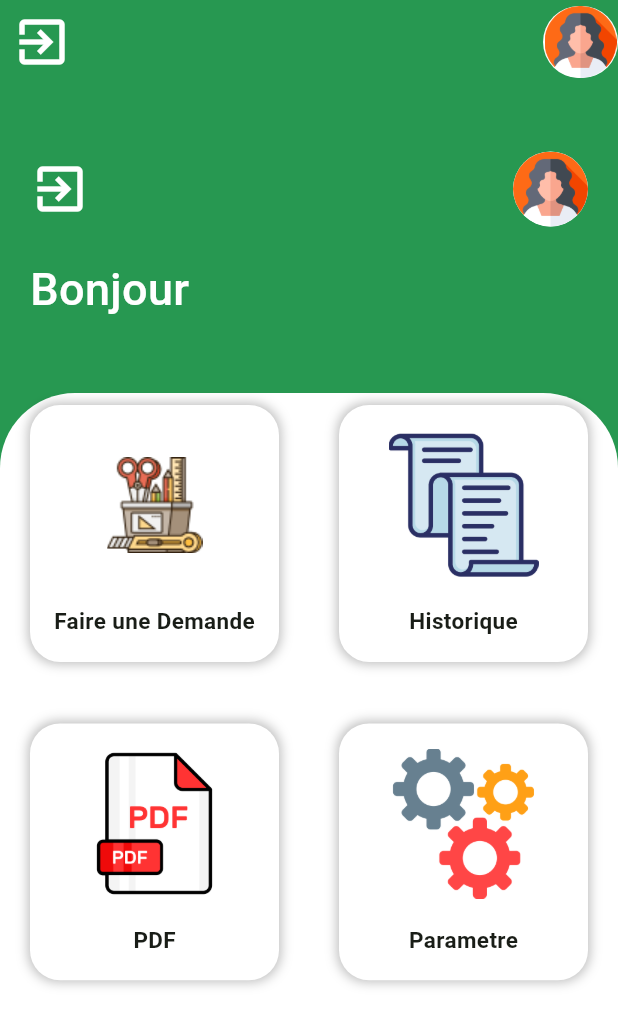
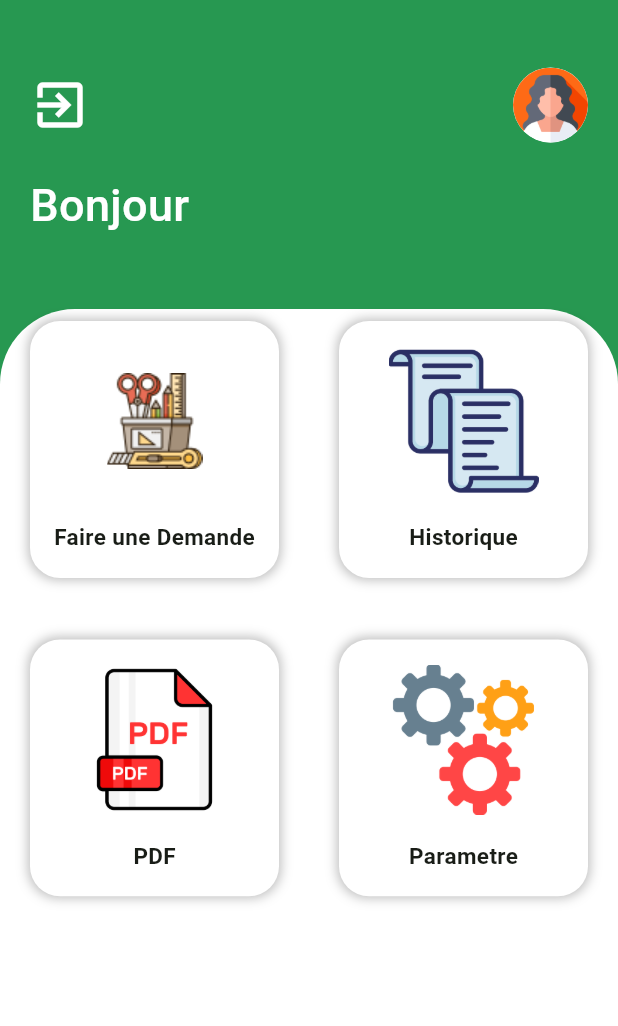
Before and after one commit to kharyseye/b2ei_app, a Flutter app: the Dashboard screen opened by its route, on a phone screen of 412 x 824 dp. Shown: the top 1026 px of the screen. Run offline on Flutter 3.47's test engine with Material 3 defaults, Android fonts, the phone set to English and light mode, and no system bars; our stand-ins replace animated_splash_screen, cloud_firestore, date_field, firebase_auth, firebase_core, flutter_riverpod and 7 more; missing offline and left inert: animator; accounts and stored records are empty.

Commit message:
fix conflict

```diff
--- a/lib/pages/employee_interface/Dashboard.dart
+++ b/lib/pages/employee_interface/Dashboard.dart
@@ -53,37 +53,6 @@ class _DashboardState extends State<Dashboard> {
     width = MediaQuery.of(context).size.width;
     return Scaffold(
       backgroundColor: PrimaryColor,
-      appBar: AppBar(
-        backgroundColor: PrimaryColor,
-        leading: InkWell(
-          onTap: () {
-            FirebaseAuth.instance.signOut().then((value) async {
-              await UserPreferences().logout(context);
-            }).catchError((e) {
-              print(e);
-            });
-          },
-          child:
-          Icon(
-            Icons.exit_to_app,
-            color: Colors.white,
-            size: 40,
-          ),
-        ),
-        actions: [
-          Container(
-            width: 50,
-            margin: EdgeInsets.symmetric(vertical: 4.0),
-            decoration: BoxDecoration(
-              borderRadius: BorderRadius.circular(25),
-              color: Colors.white,
-              image: DecorationImage(
-                  image: AssetImage("assets/images/profil2.png")),
-            ),
-          ),
-        ],
-      ),
-
       body: Container(
         color: PrimaryColor,
         child: SingleChildScrollView(
@@ -222,82 +191,6 @@ class _DashboardState extends State<Dashboard> {
           ),
         ),
       ),
-
-      /*body: Column(
-        crossAxisAlignment: CrossAxisAlignment.start,
-        children: [
-          Container(
-            margin: EdgeInsets.all(12.0),
-            child: Text(
-              'Bonjour',
-              style: TextStyle(
-                  fontSize: 35,
-                  color: Colors.white,
-                  fontWeight: FontWeight.w500),
-            ),
-          ),
-          Container(
-            margin: EdgeInsets.symmetric(horizontal: 6.0),
-            decoration: BoxDecoration(
-              color: Colors.white,
-              borderRadius: BorderRadius.circular(30.0),
-            ),
-            height: height * 0.75,
-            width: width,
-            child: SingleChildScrollView(
-              child: GridView.builder(
-                gridDelegate: SliverGridDelegateWithFixedCrossAxisCount(
-                  crossAxisCount: 2,
-                  childAspectRatio: 1.1,
-                  mainAxisSpacing: 25,
-                ),
-                shrinkWrap: true,
-                physics: NeverScrollableScrollPhysics(),
-                itemCount: imgData.length,
-                itemBuilder: (context, index) {
-                  return InkWell(
-                    onTap: () {
-                      Navigator.push(
-                          context,
-                          MaterialPageRoute(
-                            builder: (context) => routes[index].route,
-                          ));
-                    },
-                    child: Container(
-                      margin: EdgeInsets.symmetric(vertical: 8, horizontal: 20),
-                      decoration: BoxDecoration(
-                        borderRadius: BorderRadius.circular(20),
-                        color: Colors.white,
-                        boxShadow: [
-                          BoxShadow(
-                            color: Colors.black26,
-                            spreadRadius: 1,
-                            blurRadius: 6,
-                          )
-                        ],
-                      ),
-                      child: Column(
-                        mainAxisAlignment: MainAxisAlignment.spaceEvenly,
-                        children: [
-                          Image.asset(
-                            imgData[index],
-                            width: 100,
-                          ),
-                          Text(
-                            Titles[index],
-                            style: TextStyle(
-                                fontSize: 15, fontWeight: FontWeight.bold),
-                          ),
-                        ],
-                      ),
-                    ),
-                  );
-                },
-              ),
-            ),
-          ),
-        ],
-      ),*/
     );
   }
 }
```
Also changed, not shown: pubspec.lock.
